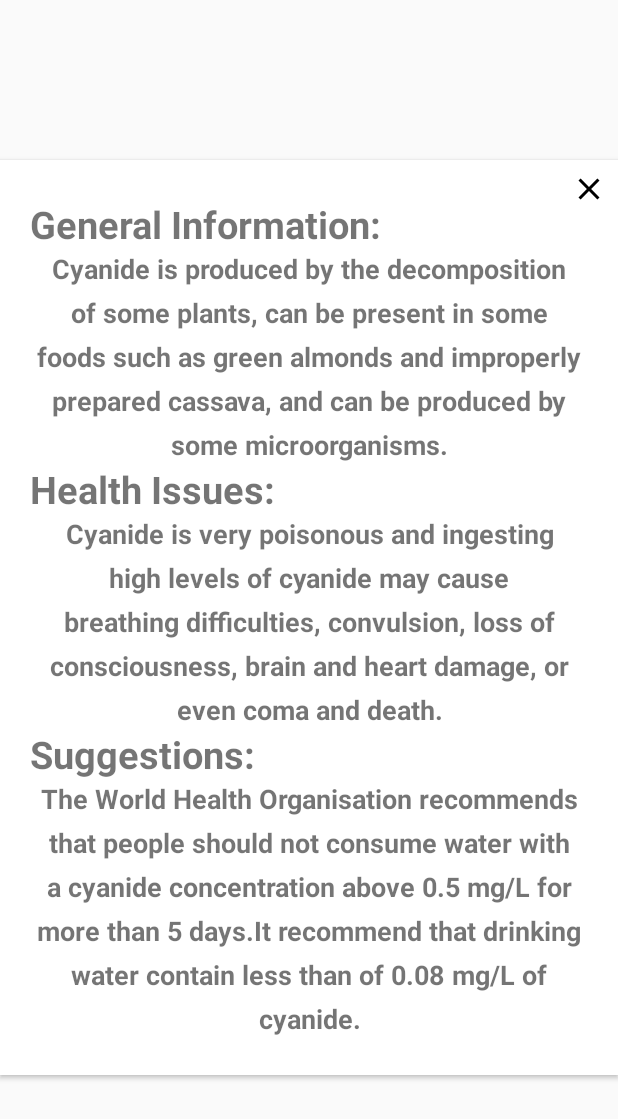
After one commit to WHYKEYSAY/Water_monitor_app-Java-, an Android app: the layout cyanide_popup.xml on its own in the app's theme, with its tools: preview values and no code run, on a phone screen of 412 x 824 dp. The commit adds this screen. Shown: the top 1119 px of the screen. Run offline under Robolectric (Android 15) with nearby library versions, the phone set to English and light mode, and no system bars.

Commit message:
add cyanide info

```diff
--- a/app/src/main/AndroidManifest.xml
+++ b/app/src/main/AndroidManifest.xml
@@ -8,7 +8,8 @@
         android:label="@string/app_name"
         android:roundIcon="@mipmap/ic_launcher_round"
         android:supportsRtl="true"
-        android:theme="@style/AppTheme">
+        android:theme="@style/AppTheme"
+        >
         <activity android:name=".Meter"></activity>
         <activity android:name=".detailedInfo" />
         <activity android:name=".MainMenu">
@@ -20,6 +21,7 @@
         </activity>
         <activity
             android:name=".TableActivity"
+            android:theme="@style/Theme.AppCompat.DayNight.DarkActionBar"
             android:parentActivityName=".Meter" />
     </application>
 
--- a/app/src/main/java/com/example/groupel/elecoen390_watermonitor/MainMenu.java
+++ b/app/src/main/java/com/example/groupel/elecoen390_watermonitor/MainMenu.java
@@ -1,5 +1,7 @@
 package com.example.groupel.elecoen390_watermonitor;
 
+import android.content.Context;
+import android.content.SharedPreferences;
 import android.os.Bundle;
 import android.app.Dialog;
 import android.content.Intent;
@@ -43,7 +45,7 @@ public class MainMenu extends AppCompatActivity {
 
 
 
-                bgapp.animate().translationY(-1900).setDuration(800).setStartDelay(1300);
+                bgapp.animate().translationY(-1900).setDuration(800).setStartDelay(1000);
                 textsplash.animate().translationY(140).alpha(0).setDuration(800).setStartDelay(1300);
 
                 texthome.startAnimation(frombottom);
--- /dev/null
+++ b/app/src/main/res/layout/cyanide_popup.xml
@@ -0,0 +1,111 @@
+<?xml version="1.0" encoding="utf-8"?>
+<RelativeLayout xmlns:android="http://schemas.android.com/apk/res/android"
+    xmlns:app="http://schemas.android.com/apk/res-auto"
+    android:layout_width="match_parent"
+    android:layout_height="match_parent"
+    android:layout_marginLeft="0dp"
+    android:layout_marginRight="0dp"
+    android:gravity="center">
+
+
+    <ImageView
+        android:id="@+id/closePopupGood"
+        android:layout_width="wrap_content"
+        android:layout_height="wrap_content"
+        android:src="@drawable/ic_close_black_24dp"
+        android:layout_marginTop="7dp"
+        android:layout_marginRight="7dp"
+        android:elevation="5dp"
+        android:layout_alignParentRight="true"/>
+
+    <android.support.v7.widget.CardView
+        android:layout_width="match_parent"
+        android:layout_height="wrap_content"
+        android:layout_alignParentStart="true"
+        android:layout_alignParentLeft="true"
+        android:layout_alignParentTop="true"
+        android:layout_marginStart="0dp"
+        android:layout_marginLeft="0dp"
+        android:layout_marginTop="0dp"
+        app:cardCornerRadius="0dp">
+
+        <LinearLayout
+            android:layout_width="match_parent"
+            android:layout_height="wrap_content"
+            android:layout_marginTop="25dp"
+            android:layout_marginBottom="25dp"
+            android:orientation="vertical">
+
+            <TextView
+                android:id="@+id/titleCyanide"
+                android:layout_width="match_parent"
+                android:layout_height="match_parent"
+                android:layout_marginLeft="20dp"
+                android:layout_marginRight="20dp"
+                android:text="General Information:"
+                android:textSize="25dp"
+                android:textStyle="bold" />
+
+            <TextView
+                android:id="@+id/Cyanide"
+                android:layout_width="match_parent"
+                android:layout_height="wrap_content"
+                android:layout_marginLeft="20dp"
+                android:layout_marginRight="20dp"
+                android:lineSpacingExtra="8sp"
+                android:text="@string/Cyanide_popup"
+                android:textAlignment="center"
+                android:textSize="18sp"
+                android:textStyle="bold"/>
+
+            <TextView
+                android:id="@+id/titleCyanideHealth"
+                android:layout_width="match_parent"
+                android:layout_height="match_parent"
+                android:layout_marginLeft="20dp"
+                android:layout_marginRight="20dp"
+                android:text="Health Issues:"
+
+                android:textSize="25dp"
+                android:textStyle="bold" />
+
+            <TextView
+                android:id="@+id/CyanideHealth"
+                android:layout_width="match_parent"
+                android:layout_height="wrap_content"
+                android:layout_marginLeft="20dp"
+                android:layout_marginRight="20dp"
+                android:lineSpacingExtra="8sp"
+                android:text="@string/CyanideHealth_popup"
+                android:textAlignment="center"
+                android:textSize="18sp"
+                android:textStyle="bold" />
+
+            <TextView
+                android:id="@+id/titleCyanideSuggestion"
+                android:layout_width="match_parent"
+                android:layout_height="match_parent"
+                android:layout_marginLeft="20dp"
+                android:layout_marginRight="20dp"
+                android:text="Suggestions:"
+
+                android:textSize="25dp"
+                android:textStyle="bold" />
+            <TextView
+                android:id="@+id/CyanideSuggestion"
+                android:layout_width="match_parent"
+                android:layout_height="wrap_content"
+                android:layout_marginLeft="20dp"
+                android:layout_marginRight="20dp"
+                android:lineSpacingExtra="8sp"
+                android:text="@string/CyanideSuggestion_popup"
+                android:textAlignment="center"
+                android:textSize="18sp"
+                android:textStyle="bold" />
+
+
+        </LinearLayout>
+
+    </android.support.v7.widget.CardView>
+
+</RelativeLayout>
--- a/app/src/main/res/values/strings.xml
+++ b/app/src/main/res/values/strings.xml
@@ -3,4 +3,10 @@
     <string name="bad_popup">Your water quality is bad!</string>
     <string name="good_popup">Your water quality is good!</string>
     <string name="ok_popup">Your water quality is ok!</string>
+    <string name="Nitrates_popup">Nitrate is an inorganic compound that occurs under a variety of conditions in the environment, both naturally and synthetically.</string>
+    <string name="NitratesHealth_popup">Nitrate is regulated in drinking water primarily because excess levels can cause methemoglobinemia, or "blue baby" disease.</string>
+    <string name="NitratesSuggestion_popup">Nitrate does not normally cause health problems unless it is reduced to nitrite. The suggestion value is 10 mg/l nitrate as a maximum</string>
+    <string name="Cyanide_popup">Cyanide is produced by the decomposition of some plants, can be present in some foods such as green almonds and improperly prepared cassava, and can be produced by some microorganisms.</string>
+    <string name="CyanideHealth_popup">Cyanide is very poisonous and ingesting high levels of cyanide may cause breathing difficulties, convulsion, loss of consciousness, brain and heart damage, or even coma and death.</string>
+    <string name="CyanideSuggestion_popup">The World Health Organisation recommends that people should not consume water with a cyanide concentration above 0.5 mg/L for more than 5 days.It recommend that drinking water contain less than of 0.08 mg/L of cyanide.</string>
 </resources>
```
Also changed, not shown: app/src/main/java/com/example/groupel/elecoen390_watermonitor/detailedInfo.java (+77 -16 lines), app/src/main/res/layout/nitrates_popup.xml (added, +111 -0 lines), app/src/main/res/layout/table_info.xml (+49 -7 lines), app/src/main/res/drawable-v24/home.png (added).
